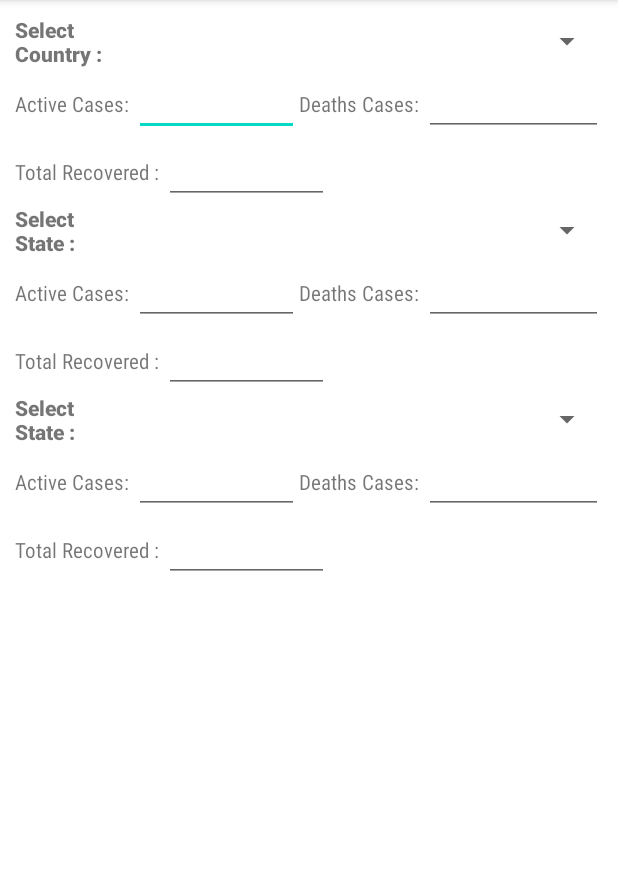
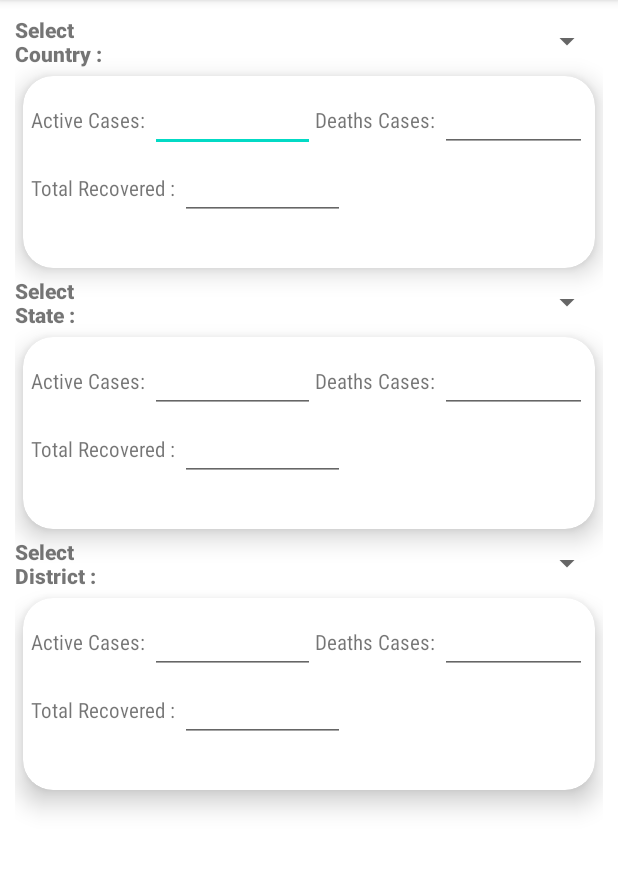
Before and after one commit to n0obs73r/DailyDose, an Android app: the fragment CoronaFragment shown on its own in the app's theme, on a phone screen of 412 x 824 dp, the part 84-958 px from its top. Run offline under Robolectric (Android 15) with nearby library versions, the phone set to English and light mode, and no system bars.

Commit message:
CoronaSection Rough Layout

```diff
--- a/app/src/main/res/layout/fragment_corona.xml
+++ b/app/src/main/res/layout/fragment_corona.xml
@@ -1,11 +1,11 @@
 <?xml version="1.0" encoding="utf-8"?>
 <LinearLayout xmlns:android="http://schemas.android.com/apk/res/android"
+    xmlns:app="http://schemas.android.com/apk/res-auto"
     xmlns:tools="http://schemas.android.com/tools"
-    xmlns:app="http://schemas.android.com/apk/res-auto"
     android:layout_width="match_parent"
     android:layout_height="match_parent"
+    android:layout_margin="10dp"
     android:orientation="vertical"
-    android:layout_margin="10dp"
     tools:context=".CoronaFragment">
 
     <LinearLayout
@@ -28,6 +28,20 @@
             android:layout_weight="1" />
 
     </LinearLayout>
+
+    <androidx.cardview.widget.CardView
+        android:layout_width="match_parent"
+        android:layout_height="128dp"
+        android:layout_margin="5dp"
+        app:cardBackgroundColor="@color/white"
+        app:cardCornerRadius="20dp"
+        app:cardElevation="10dp"
+        app:cardMaxElevation="12dp">
+        <LinearLayout
+            android:layout_width="wrap_content"
+            android:layout_margin="5dp"
+            android:layout_height="match_parent"
+            android:orientation="vertical">
 
         <LinearLayout
             android:layout_width="wrap_content"
@@ -61,8 +75,7 @@
                 android:layout_width="match_parent"
                 android:layout_height="wrap_content"
                 android:ems="10"
-            android:inputType="textPersonName"
-            />
+                android:inputType="textPersonName" />
 
         </LinearLayout>
 
@@ -86,7 +99,8 @@
                 android:ems="10"
                 android:inputType="textPersonName" />
         </LinearLayout>
-
+        </LinearLayout>
+    </androidx.cardview.widget.CardView>
 
     \\\\\\\\\\\\\\\\\\\\\\\\\\\\\\\\\\\\\\\\\\\\\\\\\\\\\\\\\\\\\\\\\\\\\\\\\
 
@@ -112,6 +126,20 @@
 
     </LinearLayout>
 
+    <androidx.cardview.widget.CardView
+        android:layout_width="match_parent"
+        android:layout_height="128dp"
+        android:layout_margin="5dp"
+        app:cardBackgroundColor="@color/white"
+        app:cardCornerRadius="20dp"
+        app:cardElevation="10dp"
+        app:cardMaxElevation="12dp">
+        <LinearLayout
+            android:layout_width="wrap_content"
+            android:layout_margin="5dp"
+            android:layout_height="match_parent"
+            android:orientation="vertical">
+
             <LinearLayout
                 android:layout_width="wrap_content"
                 android:layout_height="wrap_content"
@@ -125,7 +153,7 @@
                     android:text="Active Cases: " />
 
                 <EditText
-            android:id="@+id/activeCaseCountryShow"
+                    android:id="@+id/activeCaseShowState"
                     android:layout_width="110dp"
                     android:layout_height="wrap_content"
                     android:ems="10"
@@ -140,12 +168,11 @@
                     android:text="Deaths Cases: " />
 
                 <EditText
-            android:id="@+id/DeathsStateShow"
+                    android:id="@+id/DeathsShowState"
                     android:layout_width="match_parent"
                     android:layout_height="wrap_content"
                     android:ems="10"
-            android:inputType="textPersonName"
-            />
+                    android:inputType="textPersonName" />
 
             </LinearLayout>
 
@@ -163,14 +190,18 @@
 
 
                 <EditText
-            android:id="@+id/recoveredStateShow"
+                    android:id="@+id/recoveredShowState"
                     android:layout_width="110dp"
                     android:layout_height="wrap_content"
                     android:ems="10"
                     android:inputType="textPersonName" />
             </LinearLayout>
+        </LinearLayout>
+    </androidx.cardview.widget.CardView>
+
 
     ////////////////////////////////////////////////////////////////////////////////
+
     <LinearLayout
         android:layout_width="wrap_content"
         android:layout_height="wrap_content"
@@ -182,7 +213,7 @@
             android:layout_height="wrap_content"
             android:layout_weight="1"
             android:fontFamily="sans-serif-black"
-            android:text="Select State : " />
+            android:text="Select District : " />
 
         <Spinner
             android:id="@+id/DistrictSpinner"
@@ -191,6 +222,19 @@
             android:layout_weight="1" />
 
     </LinearLayout>
+    <androidx.cardview.widget.CardView
+        android:layout_width="match_parent"
+        android:layout_height="128dp"
+        android:layout_margin="5dp"
+        app:cardBackgroundColor="@color/white"
+        app:cardCornerRadius="20dp"
+        app:cardElevation="10dp"
+        app:cardMaxElevation="12dp">
+        <LinearLayout
+            android:layout_width="wrap_content"
+            android:layout_margin="5dp"
+            android:layout_height="match_parent"
+            android:orientation="vertical">
 
             <LinearLayout
                 android:layout_width="wrap_content"
@@ -205,7 +249,7 @@
                     android:text="Active Cases: " />
 
                 <EditText
-            android:id="@+id/activeCaseDistrictShow"
+                    android:id="@+id/activeCaseShowDistrict"
                     android:layout_width="110dp"
                     android:layout_height="wrap_content"
                     android:ems="10"
@@ -220,12 +264,11 @@
                     android:text="Deaths Cases: " />
 
                 <EditText
-            android:id="@+id/DeathsDistrictShow"
+                    android:id="@+id/DeathsShowDistrict"
                     android:layout_width="match_parent"
                     android:layout_height="wrap_content"
                     android:ems="10"
-            android:inputType="textPersonName"
-            />
+                    android:inputType="textPersonName" />
 
             </LinearLayout>
 
@@ -235,7 +278,7 @@
                 android:orientation="horizontal">
 
                 <TextView
-            android:id="@+id/recoveredStateDistrict"
+                    android:id="@+id/recoveredDistrict"
                     android:layout_width="wrap_content"
                     android:layout_height="wrap_content"
                     android:fontFamily="sans-serif-condensed"
@@ -243,13 +286,12 @@
 
 
                 <EditText
-            android:id="@+id/recoveredDistrictShow"
+                    android:id="@+id/recoveredShowDistrict"
                     android:layout_width="110dp"
                     android:layout_height="wrap_content"
                     android:ems="10"
                     android:inputType="textPersonName" />
             </LinearLayout>
-
-
-
         </LinearLayout>
+    </androidx.cardview.widget.CardView>
+</LinearLayout>
```
Lines whose indentation alone changed are shown as unchanged.
